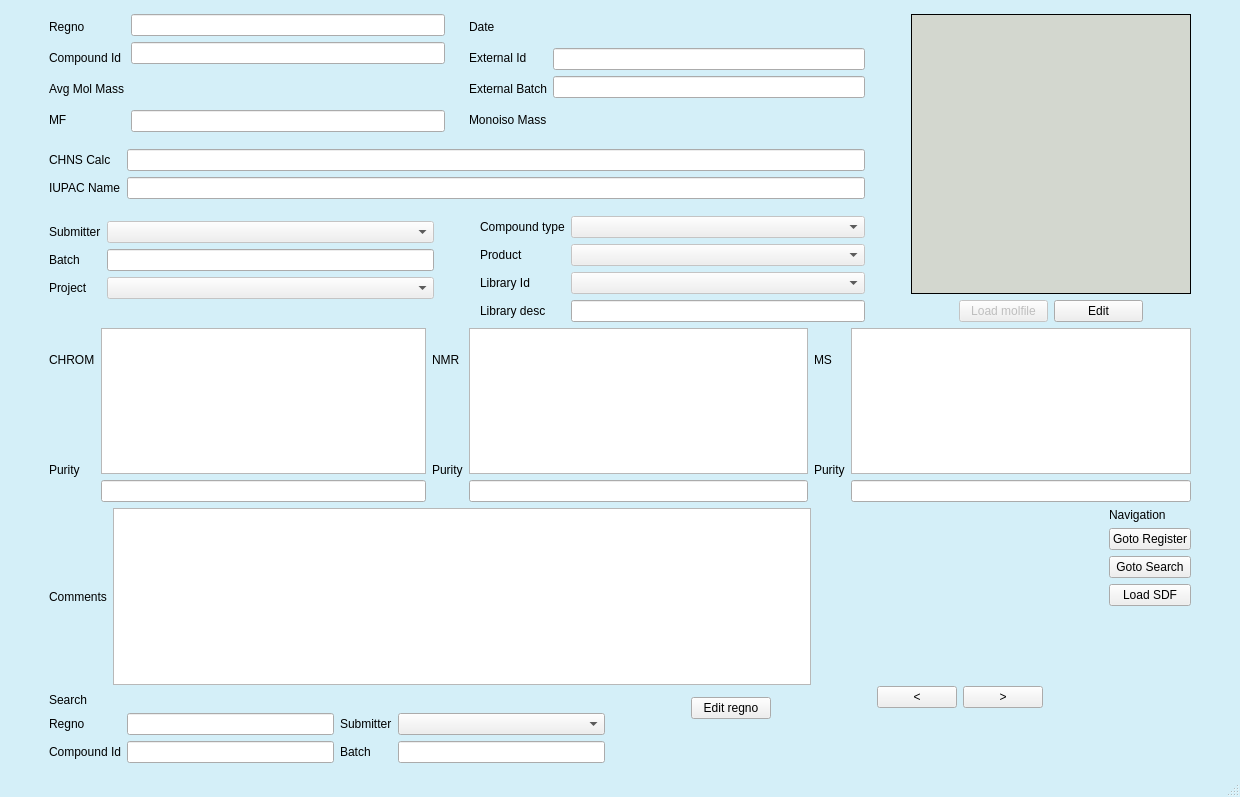
dahlbma/scarab_tornado, file chemReg/searchchem.ui: the form before one commit.
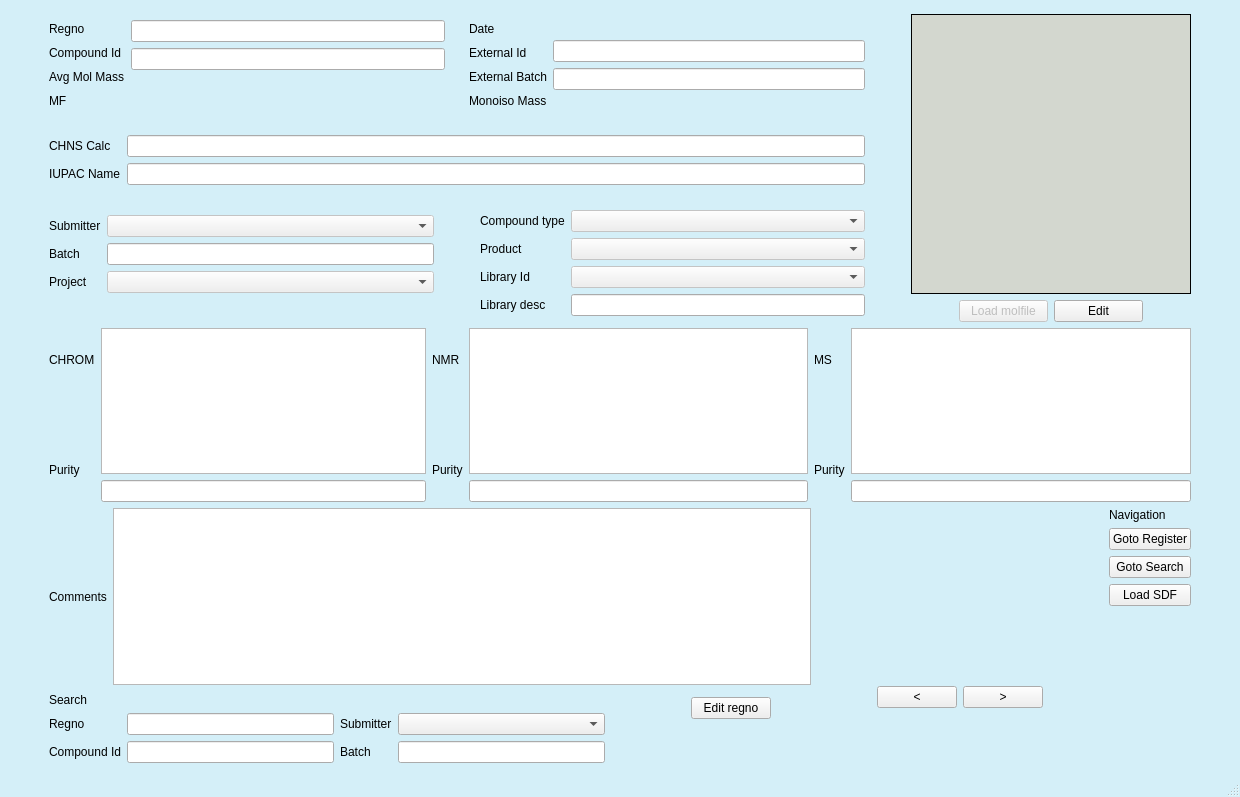
The form after the commit.

What changed in the file:
```diff
--- a/chemReg/searchchem.ui
+++ b/chemReg/searchchem.ui
@@ -183,21 +183,6 @@
                   </property>
                  </widget>
                 </item>
-                <item>
-                 <widget class="QLineEdit" name="chns_eb">
-                  <property name="font">
-                   <font>
-                    <pointsize>6</pointsize>
-                   </font>
-                  </property>
-                  <property name="focusPolicy">
-                   <enum>Qt::NoFocus</enum>
-                  </property>
-                  <property name="styleSheet">
-                   <string notr="true">background-color:&quot;transparent&quot;</string>
-                  </property>
-                 </widget>
-                </item>
                </layout>
               </item>
              </layout>
```
